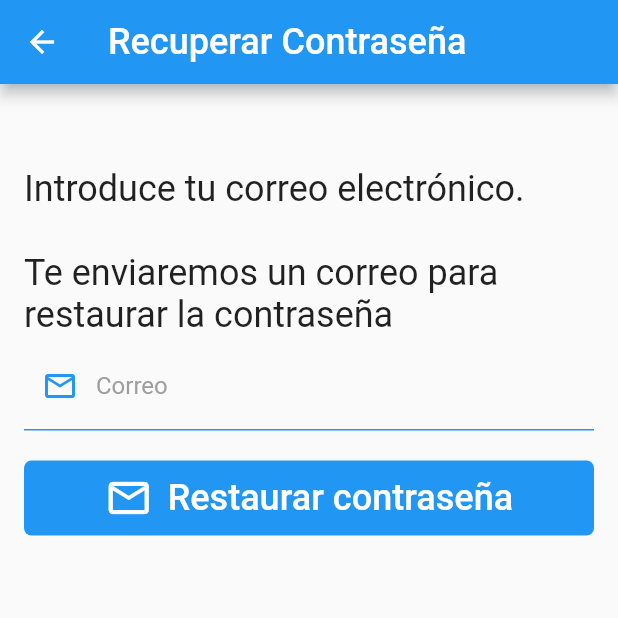
After one commit to alvherrey/lazaro_app, a Flutter app: the screen it shows after launch, after a tap on "¿Has olvidado la contraseña?", on a phone screen of 412 x 824 dp, the top half of it. The commit adds this screen. Run offline on Flutter 3.47's test engine with Material 2 defaults, Android fonts, the phone set to English and light mode, and no system bars; our stand-ins replace cached_network_image, firebase_core, flutter_secure_storage, flutter_tts, font_awesome_flutter, google_maps_flutter and 3 more; missing offline and left inert: flutter_barcode_scanner, google_ml_kit, translator; accounts and stored records are empty.

Commit message:
se añade ventana para recuperar contraseña

```diff
--- a/lib/main.dart
+++ b/lib/main.dart
@@ -53,6 +53,7 @@ class MyApp extends StatelessWidget {
       initialRoute: 'login',
       routes: {
         'login': (_) => const LoginScreen(),
+        'forgot_password': (_) => const ForgotPasswordScreen(),
         'home': (_) => const HomeScreen(),
         'home_more': (_) => HomeMoreScreen(),
         'register': (_) => const RegisterScreen(),
--- /dev/null
+++ b/lib/screens/forgot_password_screen.dart
@@ -0,0 +1,94 @@
+import 'package:flutter/material.dart';
+import 'package:lazaro_app/ui/input_decorations.dart';
+
+class ForgotPasswordScreen extends StatefulWidget {
+  const ForgotPasswordScreen({Key? key}) : super(key: key);
+
+  @override
+  State<ForgotPasswordScreen> createState() => _ForgotPasswordScreenState();
+}
+
+class _ForgotPasswordScreenState extends State<ForgotPasswordScreen> {
+  final emailController = TextEditingController();
+
+  @override
+  Widget build(BuildContext context) {
+    return Scaffold(
+      appBar: AppBar(
+        leading: IconButton(
+          onPressed: () => Navigator.of(context).pop(),
+          icon: const Icon(Icons.arrow_back),
+        ),
+        title: const Text(
+          'Recuperar Contraseña',
+          style: TextStyle(fontSize: 24),
+        ),
+      ),
+      body: SingleChildScrollView(
+        padding: const EdgeInsets.all(16),
+        child: Column(
+          children: [
+            const SizedBox(height: 40),
+            const SizedBox(
+              // height: 200,
+              child: Text(
+                'Introduce tu correo electrónico.\n\nTe enviaremos un correo para restaurar la contraseña',
+                style: TextStyle(fontSize: 24),
+              ),
+            ),
+            const SizedBox(height: 4),
+            TextFormField(
+              // initialValue: 'lazaro@gmail.com',
+              autovalidateMode: AutovalidateMode.onUserInteraction,
+              autocorrect: false,
+              keyboardType: TextInputType.emailAddress,
+              decoration: InputDecorations.authInputDecoration(
+                  hintText: 'john.doe@example.com',
+                  labelText: 'Correo',
+                  prefixIcon: Icons.mail_outline),
+              onChanged: (value) => {},
+              validator: (value) {
+                String pattern =
+                    r'^(([^<>()[\]\\.,;:\s@\"]+(\.[^<>()[\]\\.,;:\s@\"]+)*)|(\".+\"))@((\[[0-9]{1,3}\.[0-9]{1,3}\.[0-9]{1,3}\.[0-9]{1,3}\])|(([a-zA-Z\-0-9]+\.)+[a-zA-Z]{2,}))$';
+                RegExp regExp = RegExp(pattern);
+
+                return regExp.hasMatch(value ?? '')
+                    ? null
+                    : 'Introduce un correo electronico';
+              },
+            ),
+            const SizedBox(height: 20),
+            // const SizedBox(height: 8),
+            MaterialButton(
+              shape: RoundedRectangleBorder(
+                borderRadius: BorderRadius.circular(5),
+              ),
+              disabledColor: Colors.grey,
+              elevation: 0,
+              color: Colors.blue,
+              height: 50,
+              onPressed: () {},
+              child: Row(
+                mainAxisAlignment: MainAxisAlignment.center,
+                children: const [
+                  Icon(
+                    Icons.mail_outline,
+                    color: Colors.white,
+                    size: 32,
+                  ),
+                  SizedBox(
+                    width: 10,
+                  ),
+                  Text(
+                    'Restaurar contraseña',
+                    style: TextStyle(color: Colors.white, fontSize: 24),
+                  ),
+                ],
+              ),
+            ),
+          ],
+        ),
+      ),
+    );
+  }
+}
--- a/lib/screens/login_screen.dart
+++ b/lib/screens/login_screen.dart
@@ -27,11 +27,20 @@ class LoginScreen extends StatelessWidget {
               child: const _LoginForm(),
             ),
             // const SizedBox(height: 8),
+
             TextButton(
               onPressed: () =>
                   Navigator.pushReplacementNamed(context, 'register'),
               child: const Text(
                 'Crear una nueva cuenta',
+              ),
+            ),
+            TextButton(
+              onPressed: () =>
+                  Navigator.of(context).pushNamed('forgot_password'),
+              child: const Text(
+                '¿Has olvidado la contraseña?',
+                style: TextStyle(color: Colors.red),
               ),
             ),
           ],
--- a/lib/screens/screens.dart
+++ b/lib/screens/screens.dart
@@ -1,5 +1,7 @@
+// export 'package:lazaro_app/screens/ocr_screen.dart';
 export 'package:lazaro_app/screens/coin_screen.dart';
 export 'package:lazaro_app/screens/face_identify_screen.dart';
+export 'package:lazaro_app/screens/forgot_password_screen.dart';
 export 'package:lazaro_app/screens/home_more_screen.dart';
 export 'package:lazaro_app/screens/home_screen.dart';
 export 'package:lazaro_app/screens/image_caption_screen.dart';
@@ -8,7 +10,6 @@ export 'package:lazaro_app/screens/known_faces_screen.dart';
 export 'package:lazaro_app/screens/loading_screen.dart';
 export 'package:lazaro_app/screens/login_screen.dart';
 export 'package:lazaro_app/screens/map_screen.dart';
-// export 'package:lazaro_app/screens/ocr_screen.dart';
 export 'package:lazaro_app/screens/plantilla_screen.dart';
 export 'package:lazaro_app/screens/qr_screen.dart';
 export 'package:lazaro_app/screens/register_screen.dart';
```
